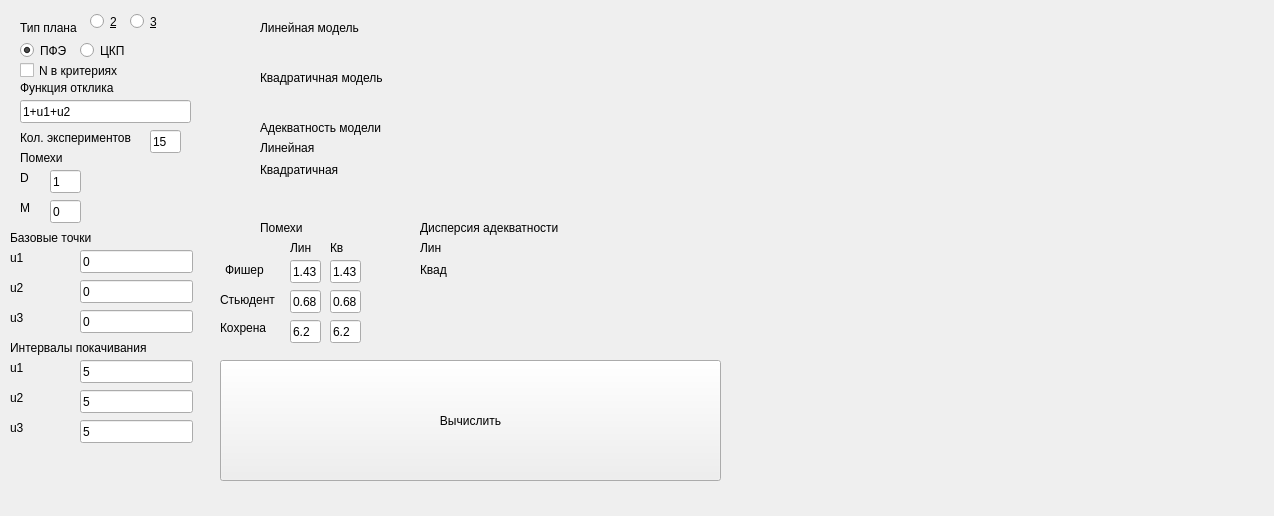
Before: the Qt Designer form form.ui in antonshilov/MAD2, drawn with Qt 5.
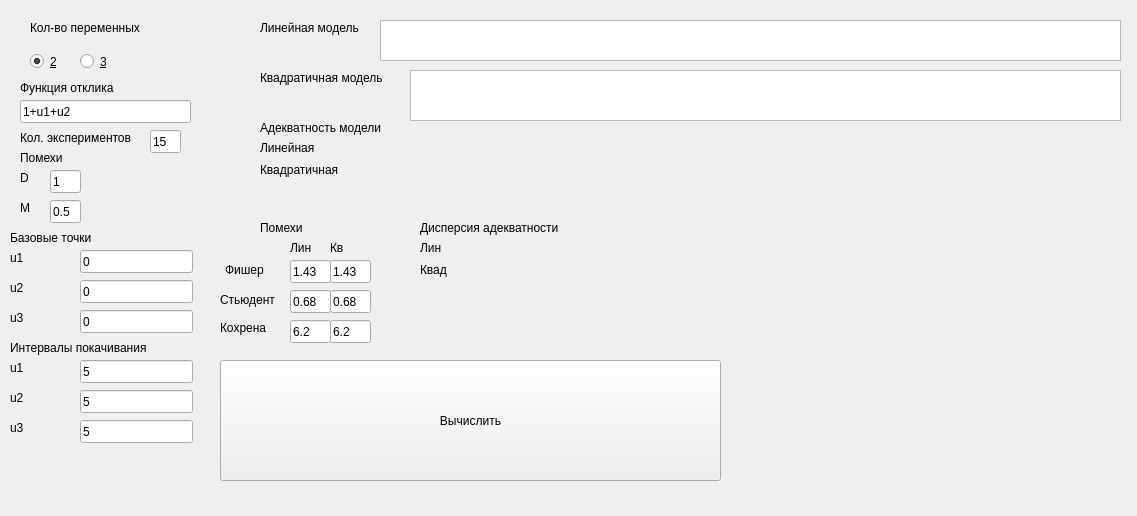
After: the same form once the commit is applied.

```diff
--- a/form.ui
+++ b/form.ui
@@ -6,7 +6,7 @@
    <rect>
     <x>0</x>
     <y>0</y>
-    <width>1274</width>
+    <width>1137</width>
     <height>516</height>
    </rect>
   </property>
@@ -16,43 +16,14 @@
   <widget class="QLabel" name="label">
    <property name="geometry">
     <rect>
-     <x>20</x>
+     <x>30</x>
      <y>20</y>
-     <width>71</width>
+     <width>141</width>
      <height>16</height>
     </rect>
    </property>
    <property name="text">
-    <string>Тип плана</string>
-   </property>
-  </widget>
-  <widget class="QRadioButton" name="radio_ffe">
-   <property name="geometry">
-    <rect>
-     <x>20</x>
-     <y>40</y>
-     <width>61</width>
-     <height>21</height>
-    </rect>
-   </property>
-   <property name="text">
-    <string>ПФЭ</string>
-   </property>
-   <property name="checked">
-    <bool>true</bool>
-   </property>
-  </widget>
-  <widget class="QRadioButton" name="radio_ccp">
-   <property name="geometry">
-    <rect>
-     <x>80</x>
-     <y>40</y>
-     <width>61</width>
-     <height>21</height>
-    </rect>
-   </property>
-   <property name="text">
-    <string>ЦКП</string>
+    <string>Кол-во переменных</string>
    </property>
   </widget>
   <widget class="QLabel" name="label_2">
@@ -68,19 +39,6 @@
     <string>Функция отклика</string>
    </property>
   </widget>
-  <widget class="QCheckBox" name="check_use_N">
-   <property name="geometry">
-    <rect>
-     <x>20</x>
-     <y>60</y>
-     <width>121</width>
-     <height>21</height>
-    </rect>
-   </property>
-   <property name="text">
-    <string>N в критериях</string>
-   </property>
-  </widget>
   <widget class="QLineEdit" name="function">
    <property name="geometry">
     <rect>
@@ -169,7 +127,7 @@
     </rect>
    </property>
    <property name="text">
-    <string>0</string>
+    <string>0.5</string>
    </property>
   </widget>
   <widget class="QLabel" name="label_7">
@@ -367,19 +325,6 @@
     <string>Линейная модель</string>
    </property>
   </widget>
-  <widget class="QLabel" name="linear_model">
-   <property name="geometry">
-    <rect>
-     <x>260</x>
-     <y>40</y>
-     <width>961</width>
-     <height>16</height>
-    </rect>
-   </property>
-   <property name="text">
-    <string/>
-   </property>
-  </widget>
   <widget class="QLabel" name="label_17">
    <property name="geometry">
     <rect>
@@ -393,19 +338,6 @@
     <string>Квадратичная модель</string>
    </property>
   </widget>
-  <widget class="QLabel" name="quad_model">
-   <property name="geometry">
-    <rect>
-     <x>260</x>
-     <y>90</y>
-     <width>961</width>
-     <height>16</height>
-    </rect>
-   </property>
-   <property name="text">
-    <string/>
-   </property>
-  </widget>
   <widget class="QLabel" name="label_19">
    <property name="geometry">
     <rect>
@@ -489,7 +421,7 @@
     <rect>
      <x>290</x>
      <y>260</y>
-     <width>31</width>
+     <width>41</width>
      <height>23</height>
     </rect>
    </property>
@@ -502,7 +434,7 @@
     <rect>
      <x>290</x>
      <y>290</y>
-     <width>31</width>
+     <width>41</width>
      <height>23</height>
     </rect>
    </property>
@@ -554,7 +486,7 @@
     <rect>
      <x>290</x>
      <y>320</y>
-     <width>31</width>
+     <width>41</width>
      <height>23</height>
     </rect>
    </property>
@@ -580,7 +512,7 @@
     <rect>
      <x>330</x>
      <y>290</y>
-     <width>31</width>
+     <width>41</width>
      <height>23</height>
     </rect>
    </property>
@@ -593,7 +525,7 @@
     <rect>
      <x>330</x>
      <y>260</y>
-     <width>31</width>
+     <width>41</width>
      <height>23</height>
     </rect>
    </property>
@@ -606,7 +538,7 @@
     <rect>
      <x>330</x>
      <y>320</y>
-     <width>31</width>
+     <width>41</width>
      <height>23</height>
     </rect>
    </property>
@@ -721,8 +653,8 @@
   <widget class="QRadioButton" name="num2">
    <property name="geometry">
     <rect>
-     <x>90</x>
-     <y>10</y>
+     <x>30</x>
+     <y>50</y>
      <width>41</width>
      <height>23</height>
     </rect>
@@ -730,12 +662,15 @@
    <property name="text">
     <string>&amp;2</string>
    </property>
+   <property name="checked">
+    <bool>true</bool>
+   </property>
   </widget>
   <widget class="QRadioButton" name="num3">
    <property name="geometry">
     <rect>
-     <x>130</x>
-     <y>10</y>
+     <x>80</x>
+     <y>50</y>
      <width>41</width>
      <height>23</height>
     </rect>
@@ -744,6 +679,26 @@
     <string>&amp;3</string>
    </property>
   </widget>
+  <widget class="QPlainTextEdit" name="linear_model">
+   <property name="geometry">
+    <rect>
+     <x>380</x>
+     <y>20</y>
+     <width>741</width>
+     <height>41</height>
+    </rect>
+   </property>
+  </widget>
+  <widget class="QPlainTextEdit" name="quad_model">
+   <property name="geometry">
+    <rect>
+     <x>410</x>
+     <y>70</y>
+     <width>711</width>
+     <height>51</height>
+    </rect>
+   </property>
+  </widget>
  </widget>
  <resources/>
  <connections/>
```
